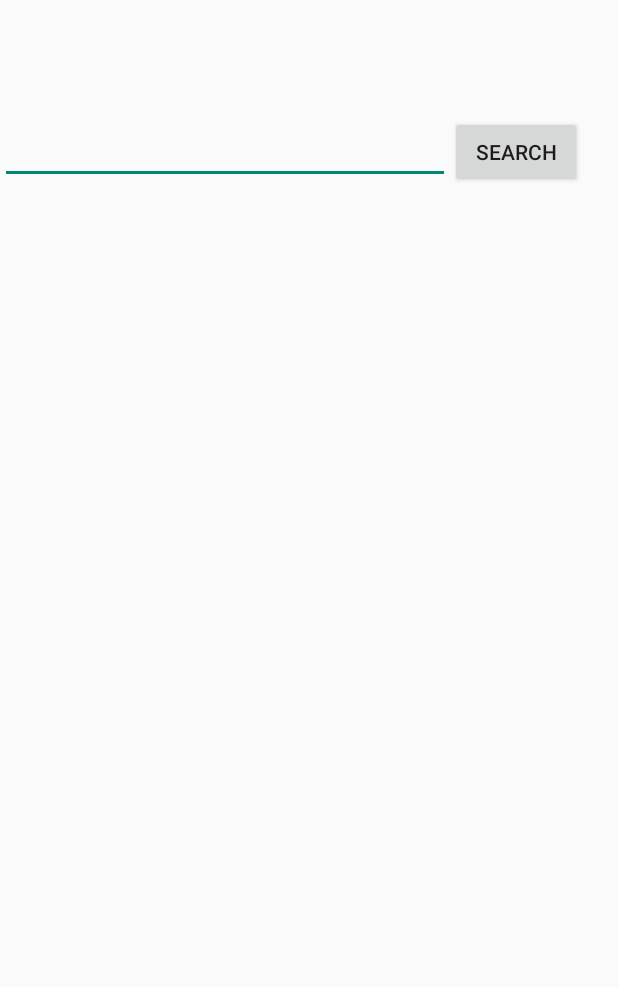
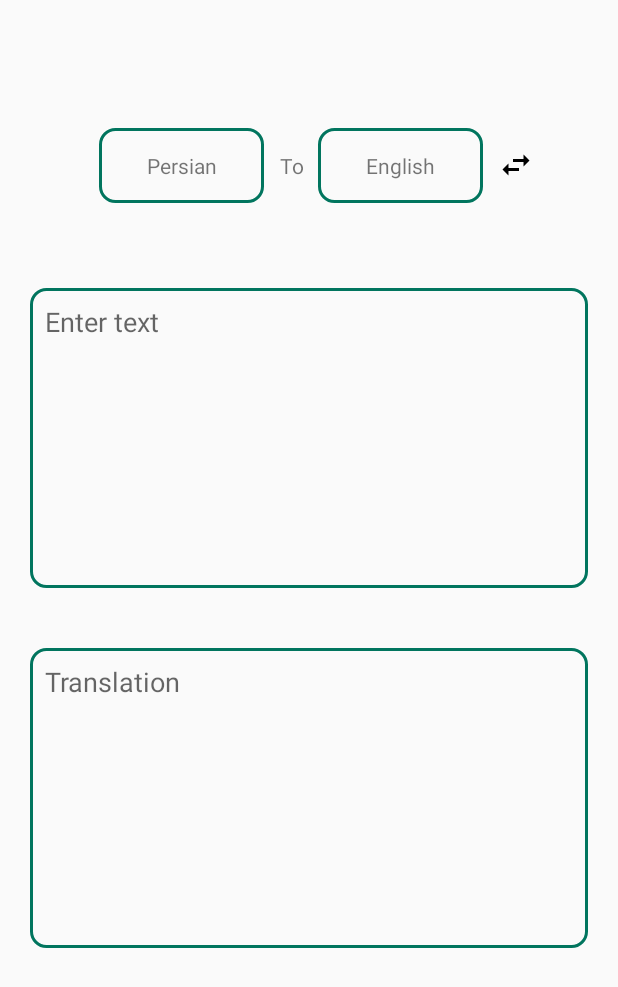
Before and after one commit to zeynab-krbsn/translate, an Android app: the MainActivity2 screen opened directly, with no data from a screen before it, on a phone screen of 412 x 824 dp. Shown: the top 987 px of the screen. Run offline under Robolectric (Android 15) with nearby library versions, the phone set to English and light mode, and no system bars; our stand-ins replace Volley.

Commit message:
Improved UI

```diff
--- a/app/src/main/java/com/example/translate/MainActivity2.java
+++ b/app/src/main/java/com/example/translate/MainActivity2.java
@@ -7,7 +7,11 @@ import android.os.Bundle;
 import android.text.Editable;
 import android.text.TextWatcher;
 import android.util.Log;
+import android.view.View;
 import android.widget.EditText;
+import android.widget.ImageButton;
+import android.widget.RadioButton;
+import android.widget.RadioGroup;
 import android.widget.TextView;
 import android.widget.Toast;
 
@@ -27,12 +31,17 @@ public class MainActivity2 extends AppCompatActivity {
 //    public String txtSearch;
     Context context;
     private TextView textViewResult;
+    TextView textViewFrom,textViewTo;
+    ImageButton imageButton_switch;
 
     @Override
     protected void onCreate(Bundle savedInstanceState) {
         super.onCreate(savedInstanceState);
         setContentView(R.layout.activity_main2);
 
+        textViewFrom=findViewById(R.id.textViewFrom);
+        textViewTo=findViewById(R.id.textViewTo);
+        imageButton_switch=findViewById(R.id.imageButton_switch);
 
         editTextSearch=findViewById(R.id.editTextSearch);
         textViewResult=findViewById(R.id.textViewResult);
@@ -46,12 +55,12 @@ public class MainActivity2 extends AppCompatActivity {
             @Override
             public void onTextChanged(CharSequence s, int start, int before, int count) {
                 String txtSearch= editTextSearch.getText().toString();
-                Log.d("test",txtSearch);
-                if (txtSearch.isEmpty()){
-                    textViewResult.setText("");
-                    return;
+//                Log.d("test",txtSearch);
+
+                getWordData(txtSearch);
+                if (editTextSearch.getText().equals("")){
+                    textViewResult.setText("5");
                 }
-                getWordData(txtSearch);
             }
 
             @Override
@@ -60,6 +69,19 @@ public class MainActivity2 extends AppCompatActivity {
             }
         });
 
+        imageButton_switch.setOnClickListener(new View.OnClickListener() {
+            @Override
+            public void onClick(View v) {
+                if(textViewFrom.getText().equals("Persian")){
+                    textViewFrom.setText("English");
+                    textViewTo.setText("Persian");
+                }
+                else{
+                    textViewFrom.setText("Persian");
+                    textViewTo.setText("English");
+                }
+            }
+        });
     }
 
     private void getWordData(String txtSearch) {
@@ -77,7 +99,8 @@ public class MainActivity2 extends AppCompatActivity {
                 }
                 catch (JSONException e){
                     e.printStackTrace();
-                    Toast.makeText(getApplicationContext(),"fail catch",Toast.LENGTH_SHORT).show();
+//                    Toast.makeText(getApplicationContext(),"fail catch",Toast.LENGTH_SHORT).show();
+                    textViewResult.setText("");
                 }
 
             }
--- /dev/null
+++ b/app/src/main/res/drawable/ic_swap.xml
@@ -0,0 +1,10 @@
+<vector xmlns:android="http://schemas.android.com/apk/res/android"
+    android:width="24dp"
+    android:height="24dp"
+    android:viewportWidth="24"
+    android:viewportHeight="24"
+    android:tint="?attr/colorControlNormal">
+  <path
+      android:fillColor="@android:color/white"
+      android:pathData="M6.99,11L3,15l3.99,4v-3H14v-2H6.99v-3zM21,9l-3.99,-4v3H10v2h7.01v3L21,9z"/>
+</vector>
--- /dev/null
+++ b/app/src/main/res/drawable/radio_button.xml
@@ -0,0 +1,7 @@
+<?xml version="1.0" encoding="utf-8"?>
+<shape xmlns:android="http://schemas.android.com/apk/res/android"
+    android:shape="rectangle">
+    <stroke android:width="2dp"
+        android:color="#01755E"/>
+    <corners android:radius="10dp"/>
+</shape>
--- a/app/src/main/res/layout/activity_main2.xml
+++ b/app/src/main/res/layout/activity_main2.xml
@@ -5,39 +5,91 @@
     android:layout_width="match_parent"
     android:layout_height="match_parent"
     tools:context=".MainActivity2">
+
     <LinearLayout
+        android:id="@+id/radioGroup"
         android:layout_width="match_parent"
         android:layout_height="wrap_content"
         android:orientation="horizontal"
+        android:gravity="center"
         app:layout_constraintBottom_toBottomOf="parent"
         app:layout_constraintLeft_toLeftOf="parent"
         app:layout_constraintRight_toRightOf="parent"
         app:layout_constraintTop_toTopOf="parent"
         app:layout_constraintVertical_bias="0.1"
         >
-        <EditText
-            android:id="@+id/editTextSearch"
-            android:layout_width="300dp"
+        <TextView
+            android:id="@+id/textViewFrom"
+            android:layout_width="110dp"
             android:layout_height="wrap_content"
+            android:text="Persian"
+            android:background="@drawable/radio_button"
+            android:padding="15dp"
+            android:layout_margin="10dp"
+            android:gravity="center"
             />
-        <Button
-            android:id="@+id/buttonSearch"
+        <TextView
             android:layout_width="wrap_content"
             android:layout_height="wrap_content"
-            android:text="search"
+            android:text="To"
+            android:gravity="center"
             />
 
+        <TextView
+            android:id="@+id/textViewTo"
+            android:layout_width="110dp"
+            android:layout_height="wrap_content"
+            android:text="English"
+            android:background="@drawable/radio_button"
+            android:padding="15dp"
+            android:layout_margin="10dp"
+            android:gravity="center"
+            />
+        <ImageButton
+            android:id="@+id/imageButton_switch"
+            android:layout_width="wrap_content"
+            android:layout_height="wrap_content"
+            android:src="@drawable/ic_swap"
+            android:background="@android:color/transparent"
+            app:tint="@color/black" />
     </LinearLayout>
-    <TextView
-        android:id="@+id/textViewResult"
-        android:layout_width="wrap_content"
+
+    <LinearLayout
+        android:layout_width="match_parent"
         android:layout_height="wrap_content"
+        android:orientation="vertical"
         app:layout_constraintBottom_toBottomOf="parent"
         app:layout_constraintLeft_toLeftOf="parent"
         app:layout_constraintRight_toRightOf="parent"
         app:layout_constraintTop_toTopOf="parent"
-        app:layout_constraintVertical_bias="0.2"
-        />
+        app:layout_constraintVertical_bias="0.5"
+        >
+        <EditText
+            android:id="@+id/editTextSearch"
+            android:layout_width="match_parent"
+            android:layout_height="200dp"
+            android:hint="Enter text"
+            android:textSize="18sp"
+            android:gravity="start"
+            android:padding="10dp"
+            android:layout_margin="20dp"
+            android:background="@drawable/radio_button"
+            />
+
+        <TextView
+            android:id="@+id/textViewResult"
+            android:layout_width="match_parent"
+            android:layout_height="200dp"
+            android:hint="Translation"
+            android:textSize="18sp"
+            android:textColor="@color/black"
+            android:gravity="start"
+            android:padding="10dp"
+            android:layout_margin="20dp"
+            android:background="@drawable/radio_button"
+            />
+    </LinearLayout>
+
 
 
 </androidx.constraintlayout.widget.ConstraintLayout>
```
